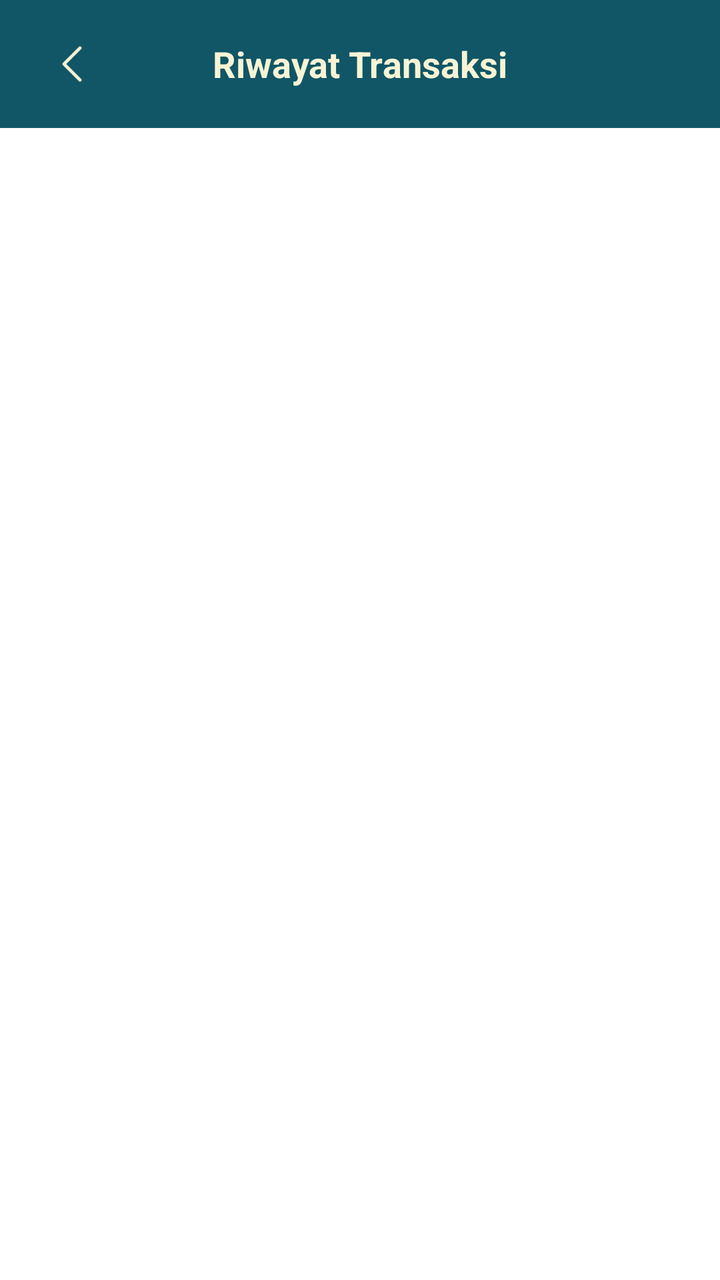
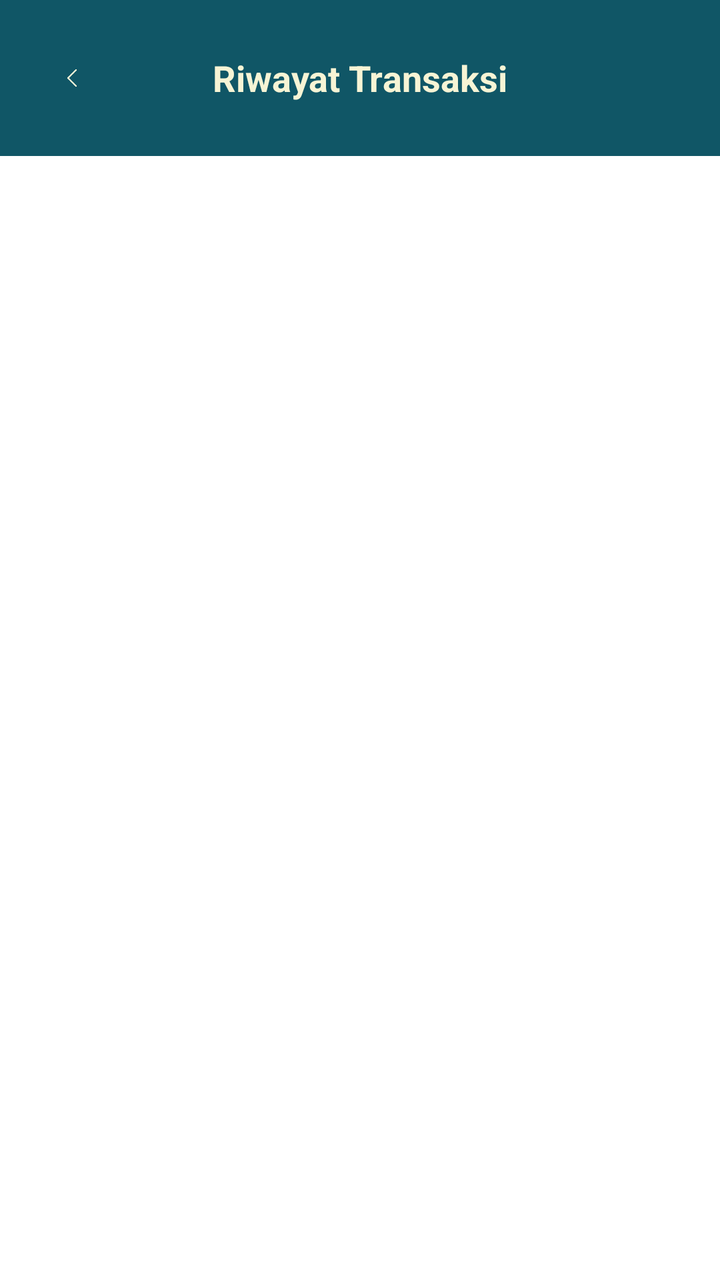

Screens rendered from an Android XML layout before and after an edit, with the pre-edit source and the edit as a unified diff.
<!-- AndroidManifest.xml: application theme Theme.Penjualan -->
<!-- res/layout/activity_riwayat.xml -->
<?xml version="1.0" encoding="utf-8"?>
<LinearLayout xmlns:android="http://schemas.android.com/apk/res/android"
    xmlns:app="http://schemas.android.com/apk/res-auto"
    android:layout_width="match_parent"
    android:layout_height="match_parent"
    android:orientation="vertical"
    android:background="@color/white">

    <RelativeLayout
        android:layout_width="match_parent"
        android:layout_height="?attr/actionBarSize"
        android:background="@color/teal_deep"
        android:paddingHorizontal="16dp">

        <ImageButton
            android:id="@+id/btnBackRiwayat"
            android:layout_width="40dp"
            android:layout_height="40dp"
            android:layout_centerVertical="true"
            android:background="?attr/selectableItemBackgroundBorderless"
            android:src="@drawable/ic_back"
            android:padding="8dp"
            android:scaleType="centerInside"
            app:tint="@color/cream" />
        <TextView
        android:layout_width="wrap_content"
        android:layout_height="wrap_content"
        android:layout_centerInParent="true"
        android:text="Riwayat Transaksi"
        android:textSize="18sp"
        android:textStyle="bold"
        android:textColor="@color/cream" />
    </RelativeLayout>

    <androidx.recyclerview.widget.RecyclerView
        android:id="@+id/rvRiwayat"
        android:layout_width="match_parent"
        android:layout_height="match_parent"
        android:clipToPadding="false"
        android:padding="8dp" />

</LinearLayout>
<!-- resources referenced by this layout -->
<resources>
  <color name="cream">#F7F4D5</color>
  <color name="teal_deep">#105666</color>
  <color name="white">#FFFFFFFF</color>
  <!-- drawable ic_back: png bitmap (drawable, 536 bytes) -->
  <style name="Theme.Penjualan" parent="Base.Theme.Penjualan" />
  <style name="Base.Theme.Penjualan" parent="Theme.Material3.DayNight.NoActionBar">
          
          <item name="colorPrimary">@color/teal_deep</item>
          <item name="colorOnPrimary">@color/cream</item>
          <item name="colorPrimaryContainer">@color/teal_light</item>
          <item name="colorOnPrimaryContainer">@color/white</item>
  
          <item name="colorSecondary">@color/teal_light</item>
          <item name="colorOnSecondary">@color/white</item>
  
          <item name="android:windowBackground">@color/white</item>
          <item name="android:statusBarColor">@color/teal_deep</item>
      </style>
  <color name="teal_light">#1A7D91</color>
</resources>

<!-- the commit's change to res/layout/activity_riwayat.xml (unified diff, before → after) -->
@@ -8,9 +8,10 @@
 
     <RelativeLayout
         android:layout_width="match_parent"
-        android:layout_height="?attr/actionBarSize"
+        android:layout_height="78dp"
         android:background="@color/teal_deep"
-        android:paddingHorizontal="16dp">
+        android:paddingHorizontal="16dp"
+        android:paddingVertical="25dp">
 
         <ImageButton
             android:id="@+id/btnBackRiwayat"
@@ -18,18 +19,19 @@
             android:layout_height="40dp"
             android:layout_centerVertical="true"
             android:background="?attr/selectableItemBackgroundBorderless"
-            android:src="@drawable/ic_back"
             android:padding="8dp"
             android:scaleType="centerInside"
+            android:src="@drawable/ic_back"
             app:tint="@color/cream" />
+
         <TextView
-        android:layout_width="wrap_content"
-        android:layout_height="wrap_content"
-        android:layout_centerInParent="true"
-        android:text="Riwayat Transaksi"
-        android:textSize="18sp"
-        android:textStyle="bold"
-        android:textColor="@color/cream" />
+            android:layout_width="wrap_content"
+            android:layout_height="wrap_content"
+            android:layout_centerInParent="true"
+            android:text="Riwayat Transaksi"
+            android:textColor="@color/cream"
+            android:textSize="18sp"
+            android:textStyle="bold" />
     </RelativeLayout>
 
     <androidx.recyclerview.widget.RecyclerView
